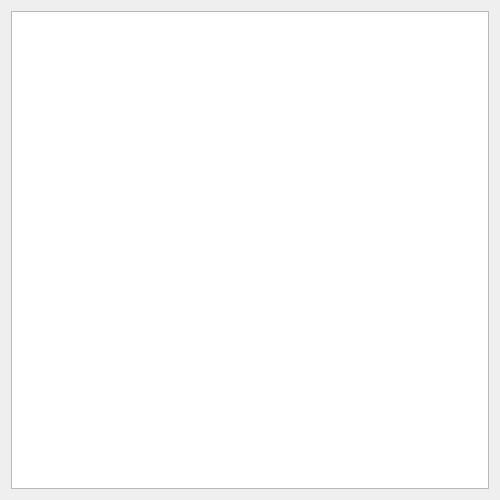
Above: mainwindow.ui from elshaka/AutomataCelular before the change. Below: the same form after it.
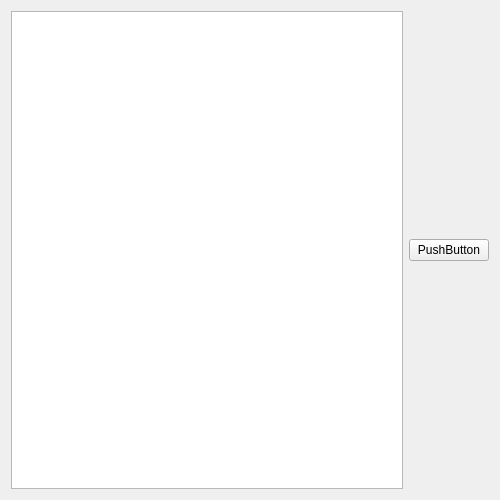
That is the form after the change.

The edit to the form file:
```diff
--- a/mainwindow.ui
+++ b/mainwindow.ui
@@ -18,6 +18,13 @@
     <item>
      <widget class="QGraphicsView" name="graphicsView"/>
     </item>
+    <item>
+     <widget class="QPushButton" name="pushButton">
+      <property name="text">
+       <string>PushButton</string>
+      </property>
+     </widget>
+    </item>
    </layout>
   </widget>
  </widget>
```
